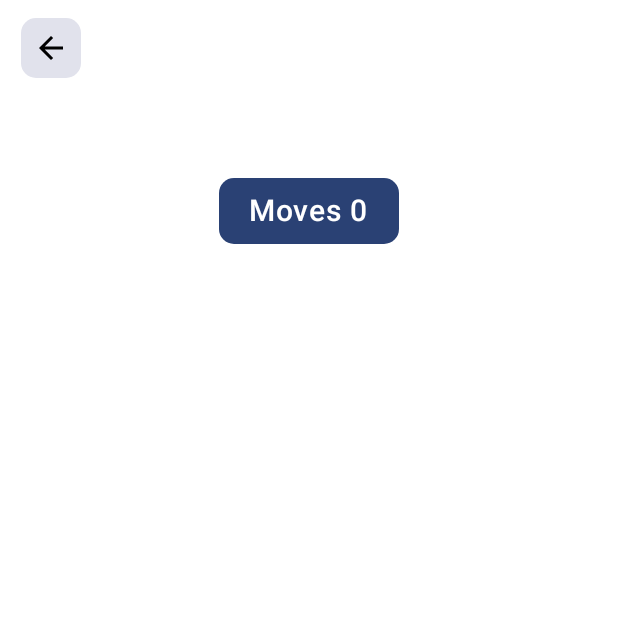
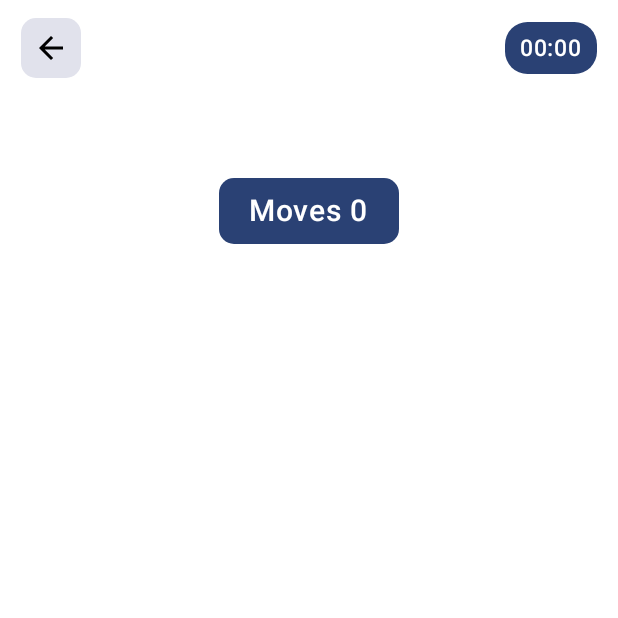
Before and after one commit to GwethCephas/Twin-Flip, an Android app built with Jetpack Compose: the composable GameScreen called with empty values, on a phone screen of 412 x 824 dp, the top half of it. Run offline under Robolectric (Android 15) with nearby library versions, the phone set to English and light mode, and no system bars.

Commit message:
updated the game complete screen

```diff
--- a/app/src/main/java/com/twinflip/data/utils/Constants.kt
+++ b/app/src/main/java/com/twinflip/data/utils/Constants.kt
@@ -5,7 +5,7 @@ object Constants {
     const val EMOJIS = "emojis"
     const val ANIMALS = "animals"
     const val SPACE = "space"
-    const val UNDERWATER = "underwater"
+    const val UNDERWATER = "water"
     const val FOODS_SNACKS = "foods"
     const val VEHICLES = "vehicles"
     const val FANTASY = "fantasy"
--- a/app/src/main/java/com/twinflip/presentation/common/CustomTextRow.kt
+++ b/app/src/main/java/com/twinflip/presentation/common/CustomTextRow.kt
@@ -26,7 +26,7 @@ fun CustomTextRow(
         modifier = modifier
             .fillMaxWidth()
             .padding(horizontal = 20.dp),
-        horizontalArrangement = Arrangement.SpaceBetween,
+        horizontalArrangement = Arrangement.Center,
         verticalAlignment = Alignment.CenterVertically
     ) {
         Text(
--- a/app/src/main/java/com/twinflip/presentation/game/GameScreen.kt
+++ b/app/src/main/java/com/twinflip/presentation/game/GameScreen.kt
@@ -2,22 +2,30 @@ package com.twinflip.presentation.game
 
 import android.annotation.SuppressLint
 import androidx.compose.foundation.background
+import androidx.compose.foundation.clickable
 import androidx.compose.foundation.layout.Arrangement
 import androidx.compose.foundation.layout.Box
 import androidx.compose.foundation.layout.Column
 import androidx.compose.foundation.layout.PaddingValues
 import androidx.compose.foundation.layout.Spacer
+import androidx.compose.foundation.layout.WindowInsets
 import androidx.compose.foundation.layout.fillMaxSize
 import androidx.compose.foundation.layout.fillMaxWidth
 import androidx.compose.foundation.layout.height
 import androidx.compose.foundation.layout.padding
+import androidx.compose.foundation.layout.size
+import androidx.compose.foundation.layout.statusBars
+import androidx.compose.foundation.layout.windowInsetsPadding
 import androidx.compose.foundation.layout.wrapContentSize
 import androidx.compose.foundation.lazy.grid.GridCells
 import androidx.compose.foundation.lazy.grid.LazyVerticalGrid
 import androidx.compose.foundation.shape.RoundedCornerShape
+import androidx.compose.material3.CenterAlignedTopAppBar
+import androidx.compose.material3.ExperimentalMaterial3Api
+import androidx.compose.material3.Icon
 import androidx.compose.material3.MaterialTheme
-import androidx.compose.material3.Scaffold
 import androidx.compose.material3.Text
+import androidx.compose.material3.TopAppBarDefaults
 import androidx.compose.runtime.Composable
 import androidx.compose.runtime.LaunchedEffect
 import androidx.compose.runtime.collectAsState
@@ -27,20 +35,21 @@ import androidx.compose.ui.Modifier
 import androidx.compose.ui.draw.clip
 import androidx.compose.ui.graphics.Color
 import androidx.compose.ui.platform.LocalConfiguration
+import androidx.compose.ui.res.painterResource
 import androidx.compose.ui.text.font.FontWeight.Companion.SemiBold
 import androidx.compose.ui.unit.dp
 import androidx.compose.ui.unit.sp
-import com.twinflip.presentation.common.CustomTopBar
+import com.twinflip.R
 
 
+@OptIn(ExperimentalMaterial3Api::class)
 @SuppressLint("ConfigurationScreenWidthHeight")
 @Composable
 fun GameScreen(
     modifier: Modifier = Modifier,
     viewModel: GameViewModel,
     themeName: String,
-    onNavigateBack: () -> Unit,
-    navigateToGameCompleteScreen: () -> Unit
+    onNavigateBack: () -> Unit
 ) {
     val state by viewModel.gameUiState.collectAsState()
     val cardSize = (LocalConfiguration.current.screenWidthDp - 20) / 4
@@ -48,32 +57,85 @@ fun GameScreen(
     LaunchedEffect(Unit) {
         viewModel.loadGames(themeName)
     }
-
-    LaunchedEffect(state.gameCompleted) {
-        if (state.gameCompleted) {
-            navigateToGameCompleteScreen()
-        }
+    LaunchedEffect(onNavigateBack) {
+        viewModel.stopTimer()
     }
 
-    Scaffold(
-        modifier = modifier.fillMaxSize(),
-        topBar = {
-            CustomTopBar(
-                title = themeName,
-                onNavigateBack = {
-                    onNavigateBack()
+    Column(
+        modifier = modifier
+            .fillMaxSize()
+            .background(MaterialTheme.colorScheme.onPrimaryContainer),
+        horizontalAlignment = Alignment.CenterHorizontally,
+        verticalArrangement = Arrangement.Top
+    ) {
+        if (state.gameCompleted) {
+
+            viewModel.stopTimer()
+
+            val currentElapsedTime = state.time
+
+            GameCompleteScreen(
+                time = currentElapsedTime,
+                moves = state.moves,
+                score = 800,
+                onNavigateToThemeScreen = onNavigateBack,
+                onPlayAgainClick = {
+                    viewModel.loadGames(themeName)
                 }
             )
-        }
-    ) {
-        Column(
-            modifier = modifier
-                .fillMaxSize()
-                .padding(it)
-                .background(MaterialTheme.colorScheme.onPrimaryContainer),
-            horizontalAlignment = Alignment.CenterHorizontally,
-            verticalArrangement = Arrangement.Top
-        ) {
+
+        } else {
+            CenterAlignedTopAppBar(
+                modifier = modifier.windowInsetsPadding(WindowInsets.statusBars),
+                colors = TopAppBarDefaults.centerAlignedTopAppBarColors(
+                    containerColor = MaterialTheme.colorScheme.onPrimaryContainer
+                ),
+                title = {
+                    Text(
+                        text = themeName,
+                        fontSize = MaterialTheme.typography.headlineMedium.fontSize,
+                        fontWeight = SemiBold,
+                        color = Color.White
+                    )
+                },
+                navigationIcon = {
+                    Box(
+                        modifier = Modifier
+                            .padding(10.dp)
+                            .size(40.dp)
+                            .clip(RoundedCornerShape(10.dp))
+                            .background(MaterialTheme.colorScheme.surfaceVariant)
+                            .clickable { onNavigateBack() },
+                        contentAlignment = Alignment.Center
+                    ) {
+                        Icon(
+                            modifier = Modifier.size(24.dp),
+                            painter = painterResource(id = R.drawable.outline_arrow_back_24),
+                            contentDescription = "Back",
+                            tint = Color.Black
+                        )
+                    }
+
+                },
+                actions = {
+                    Box(
+                        modifier = Modifier
+                            .wrapContentSize()
+                            .padding(10.dp)
+                            .clip(RoundedCornerShape(15.dp))
+                            .background(MaterialTheme.colorScheme.primary),
+                        contentAlignment = Alignment.Center
+                    ) {
+                        Text(
+                            modifier = Modifier.padding(horizontal = 10.dp, vertical = 5.dp),
+                            text = state.time,
+                            fontSize = 15.sp,
+                            fontWeight = SemiBold,
+                            color = Color.White
+                        )
+                    }
+                }
+            )
 
             LazyVerticalGrid(
                 modifier = Modifier
--- a/app/src/main/java/com/twinflip/presentation/game/GameUiState.kt
+++ b/app/src/main/java/com/twinflip/presentation/game/GameUiState.kt
@@ -3,7 +3,7 @@ package com.twinflip.presentation.game
 data class GameUiState(
     val cards: List<GameCard> = emptyList(),
     val moves: Int = 0,
-    val time: Int = 0,
+    val time: String = "00:00",
     val matchedPairs: Int = 0,
     val firstSelected: GameCard? = null,
     val secondSelected: GameCard? = null,
--- a/app/src/main/java/com/twinflip/presentation/navigation/NavRoutes.kt
+++ b/app/src/main/java/com/twinflip/presentation/navigation/NavRoutes.kt
@@ -9,6 +9,4 @@ sealed class NavRoutes(val route: String) {
     data object Game : NavRoutes("game")
 
     data object Themes : NavRoutes("themes")
-
-    data object GameComplete: NavRoutes("gameComplete")
 }
```
Also changed, not shown: app/src/main/java/com/twinflip/presentation/game/GameCompleteScreen.kt (+30 -4 lines), app/src/main/java/com/twinflip/presentation/game/GameViewModel.kt (+51 -1 lines), app/src/main/java/com/twinflip/presentation/home/HomeScreen.kt (+16 -1 lines), app/src/main/java/com/twinflip/presentation/navigation/NavGraph.kt (+0 -14 lines), 1 other file.
